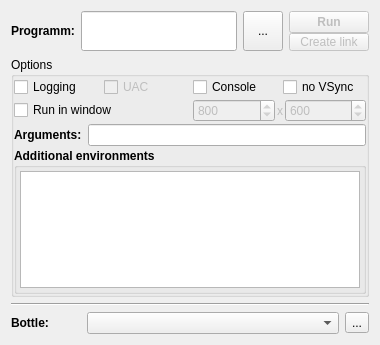
Above: wbgui.ui from sr-tream/WineBottle before the change. Below: the same form after it.
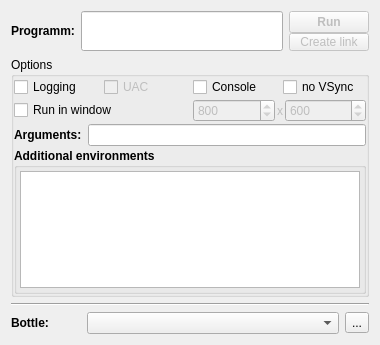
That is the form after the change.

```diff
--- a/wbgui.ui
+++ b/wbgui.ui
@@ -28,19 +28,6 @@
   <layout class="QGridLayout" name="gridLayout_5">
    <item row="0" column="0">
     <layout class="QGridLayout" name="gridLayout">
-     <item row="0" column="2">
-      <widget class="QToolButton" name="prog_select">
-       <property name="minimumSize">
-        <size>
-         <width>40</width>
-         <height>40</height>
-        </size>
-       </property>
-       <property name="text">
-        <string>...</string>
-       </property>
-      </widget>
-     </item>
      <item row="0" column="1">
       <widget class="QLineEdit" name="prog_name">
        <property name="minimumSize">
```
Left out of the diff: 2 changed lines with no effect on the pictures.
